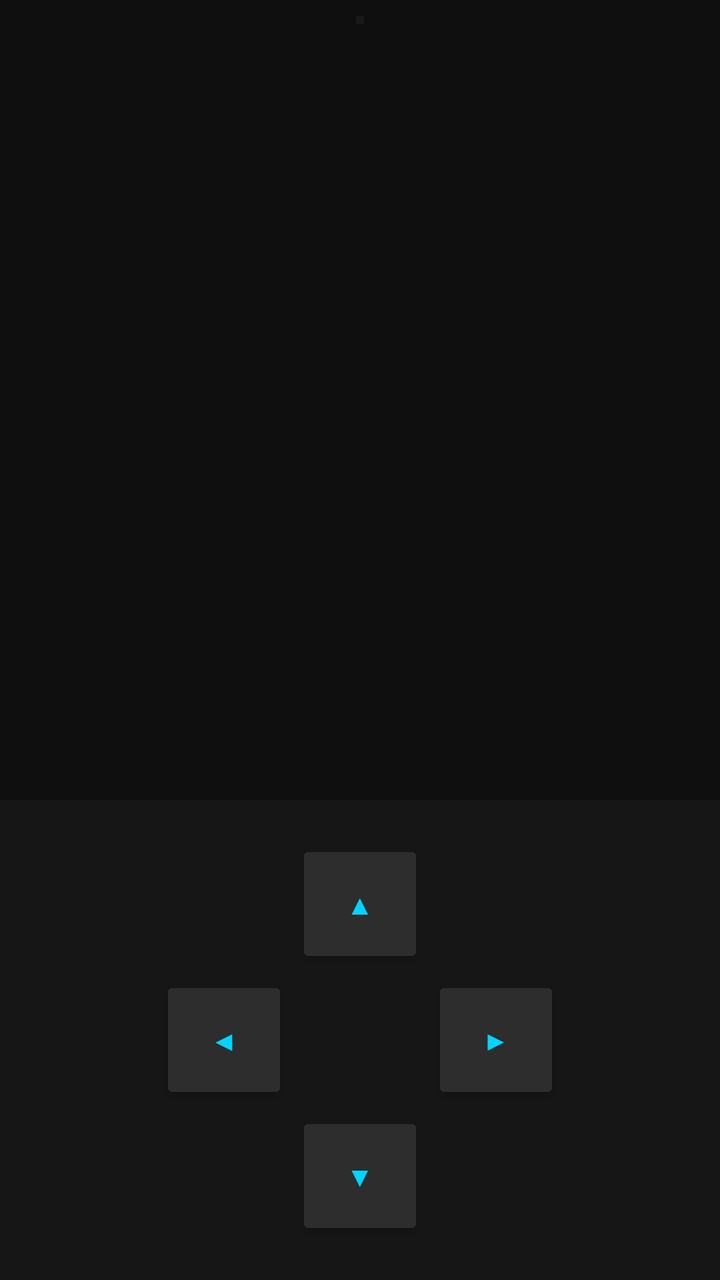
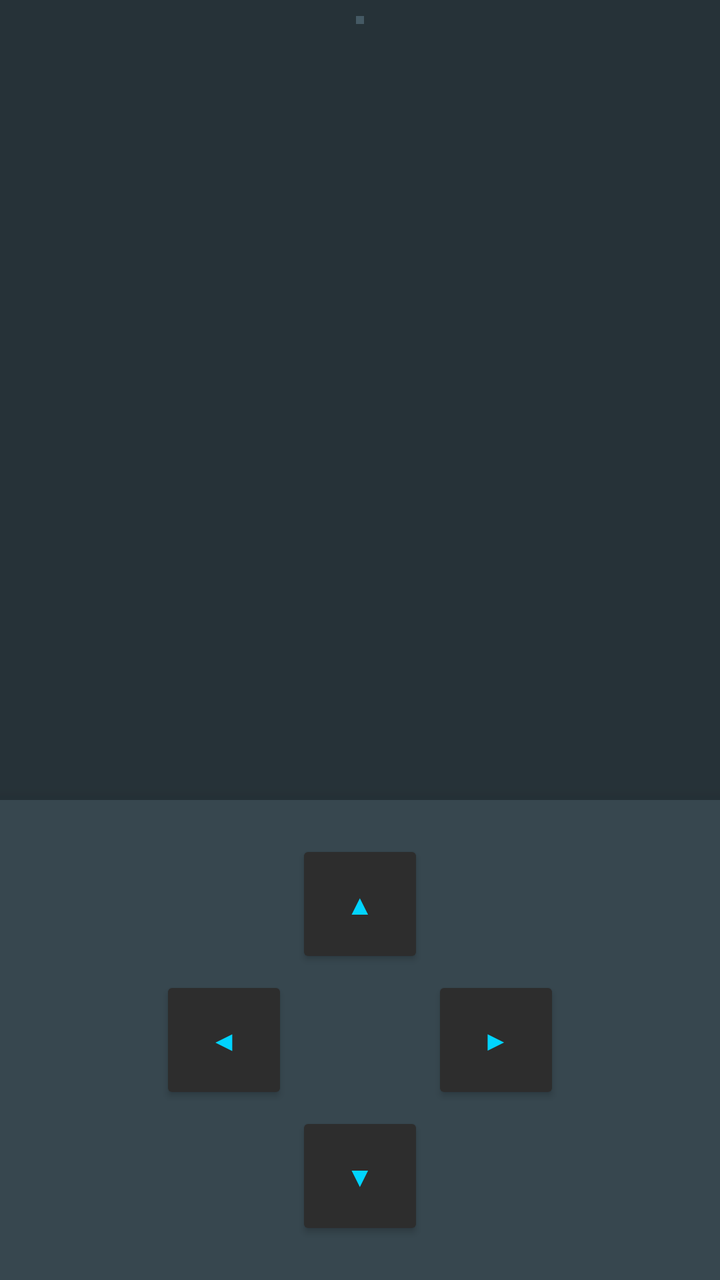

Screens rendered from an Android XML layout before and after an edit, with the pre-edit source and the edit as a unified diff.
<!-- AndroidManifest.xml: application theme Theme.HobbitClient -->
<!-- res/layout/activity_main.xml -->
<RelativeLayout xmlns:android="http://schemas.android.com/apk/res/android"
    android:id="@+id/main"
    android:layout_width="match_parent"
    android:layout_height="match_parent"
    android:background="#0F0F0F"> <ScrollView
    android:layout_width="match_parent"
    android:layout_height="match_parent"
    android:layout_above="@id/pannelloControlli"
    android:padding="8dp">

    <LinearLayout
        android:id="@+id/campoDinamico"
        android:layout_width="wrap_content"
        android:layout_height="wrap_content"
        android:layout_gravity="center_horizontal"
        android:background="#1A1A1A"
        android:padding="2dp"
        android:orientation="vertical" />
</ScrollView>

    <RelativeLayout
        android:id="@+id/pannelloControlli"
        android:layout_width="match_parent"
        android:layout_height="240dp"
        android:layout_alignParentBottom="true"
        android:background="#161616"
        android:elevation="20dp">

        <FrameLayout
            android:layout_width="200dp"
            android:layout_height="200dp"
            android:layout_centerInParent="true">

            <Button
                android:id="@+id/btnUp"
                android:layout_width="64dp"
                android:layout_height="64dp"
                android:layout_gravity="top|center_horizontal"
                android:backgroundTint="#2D2D2D"
                android:text="▲"
                android:textColor="#00D4FF" />

            <Button
                android:id="@+id/btnSx"
                android:layout_width="64dp"
                android:layout_height="64dp"
                android:layout_gravity="left|center_vertical"
                android:backgroundTint="#2D2D2D"
                android:text="◀"
                android:textColor="#00D4FF" />

            <Button
                android:id="@+id/btnDx"
                android:layout_width="64dp"
                android:layout_height="64dp"
                android:layout_gravity="right|center_vertical"
                android:backgroundTint="#2D2D2D"
                android:text="▶"
                android:textColor="#00D4FF" />

            <Button
                android:id="@+id/btnDown"
                android:layout_width="64dp"
                android:layout_height="64dp"
                android:layout_gravity="bottom|center_horizontal"
                android:backgroundTint="#2D2D2D"
                android:text="▼"
                android:textColor="#00D4FF" />
        </FrameLayout>
    </RelativeLayout>
</RelativeLayout>
<!-- resources referenced by this layout -->
<resources>
  <style name="Theme.HobbitClient" parent="Base.Theme.HobbitClient" />
  <style name="Base.Theme.HobbitClient" parent="Theme.Material3.DayNight.NoActionBar">
          
          
      </style>
</resources>

<!-- the commit's change to res/layout/activity_main.xml (unified diff, before → after) -->
@@ -2,7 +2,9 @@
     android:id="@+id/main"
     android:layout_width="match_parent"
     android:layout_height="match_parent"
-    android:background="#0F0F0F"> <ScrollView
+    android:background="#263238">
+
+    <ScrollView
     android:layout_width="match_parent"
     android:layout_height="match_parent"
     android:layout_above="@id/pannelloControlli"
@@ -13,7 +15,7 @@
         android:layout_width="wrap_content"
         android:layout_height="wrap_content"
         android:layout_gravity="center_horizontal"
-        android:background="#1A1A1A"
+        android:background="#455A64"
         android:padding="2dp"
         android:orientation="vertical" />
 </ScrollView>
@@ -23,7 +25,7 @@
         android:layout_width="match_parent"
         android:layout_height="240dp"
         android:layout_alignParentBottom="true"
-        android:background="#161616"
+        android:background="#37474F"
         android:elevation="20dp">
 
         <FrameLayout
